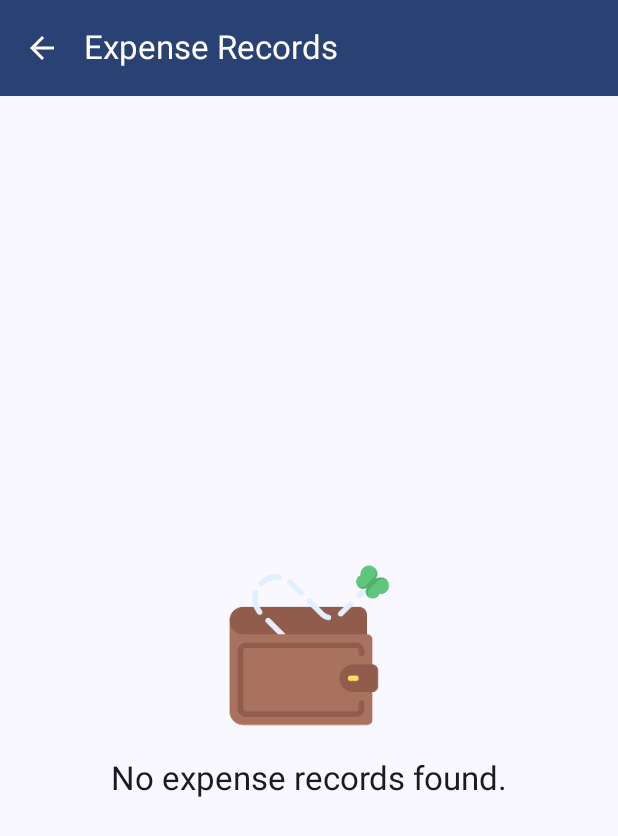
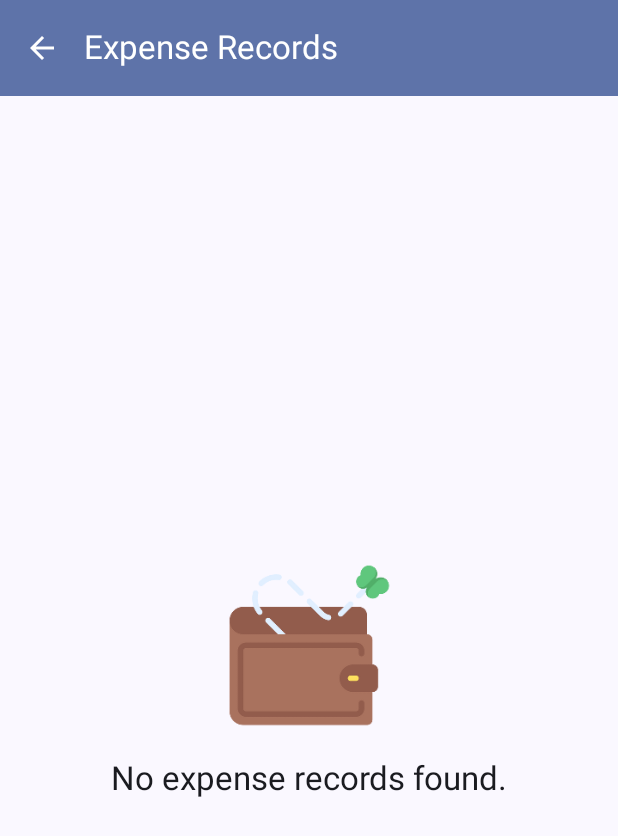
Before and after one commit to pinsensius/Assesment1_0138, an Android app built with Jetpack Compose: the ExpenseListScreen screen opened through its navigation route, on a phone screen of 412 x 824 dp. Shown: the top 836 px of the screen. Run offline under Robolectric (Android 15) with nearby library versions, the light colour scheme and no system bars.

Commit message:
Perubahan warna lagi pada TopBar

```diff
--- a/app/src/main/java/com/boido0138/asesment1_0138/ui/screen/AddExpense.kt
+++ b/app/src/main/java/com/boido0138/asesment1_0138/ui/screen/AddExpense.kt
@@ -50,7 +50,7 @@ fun AddExpenseScreen(navController: NavController) {
                 },
                 title = { Text(text = stringResource(id = R.string.app_name)) },
                 colors = TopAppBarDefaults.mediumTopAppBarColors(
-                    containerColor = MaterialTheme.colorScheme.surfaceTint,
+                    containerColor = MaterialTheme.colorScheme.primaryContainer,
                     titleContentColor = MaterialTheme.colorScheme.onPrimaryContainer
                 )
             )
--- a/app/src/main/java/com/boido0138/asesment1_0138/ui/screen/AddIncome.kt
+++ b/app/src/main/java/com/boido0138/asesment1_0138/ui/screen/AddIncome.kt
@@ -56,7 +56,7 @@ fun AddIncomeScreen(navController: NavController){
                     )
                 },
                 colors = TopAppBarDefaults.mediumTopAppBarColors(
-                    containerColor = MaterialTheme.colorScheme.surfaceTint,
+                    containerColor = MaterialTheme.colorScheme.primaryContainer,
                     titleContentColor = MaterialTheme.colorScheme.onPrimaryContainer
                 )
             )
--- a/app/src/main/java/com/boido0138/asesment1_0138/ui/screen/ExpenseList.kt
+++ b/app/src/main/java/com/boido0138/asesment1_0138/ui/screen/ExpenseList.kt
@@ -57,7 +57,7 @@ fun ExpenseListScreen(navController: NavController) {
                     Text(text = stringResource(id = R.string.expense_list))
                 },
                 colors = TopAppBarDefaults.mediumTopAppBarColors(
-                    containerColor = MaterialTheme.colorScheme.surfaceTint,
+                    containerColor = MaterialTheme.colorScheme.primaryContainer,
                     titleContentColor = MaterialTheme.colorScheme.onPrimaryContainer
                 )
             )
--- a/app/src/main/java/com/boido0138/asesment1_0138/ui/screen/HomeScreen.kt
+++ b/app/src/main/java/com/boido0138/asesment1_0138/ui/screen/HomeScreen.kt
@@ -66,7 +66,7 @@ fun HomeScreen(navController: NavController) {
                     )
                 },
                 colors = TopAppBarDefaults.mediumTopAppBarColors(
-                    containerColor = MaterialTheme.colorScheme.surfaceTint,
+                    containerColor = MaterialTheme.colorScheme.primaryContainer,
                     titleContentColor = MaterialTheme.colorScheme.onPrimaryContainer
                 ),
                 actions = {
--- a/app/src/main/java/com/boido0138/asesment1_0138/ui/screen/IncomeList.kt
+++ b/app/src/main/java/com/boido0138/asesment1_0138/ui/screen/IncomeList.kt
@@ -58,7 +58,7 @@ fun IncomeListScreen(navController: NavController) {
                     Text(text = stringResource(id = R.string.income_list))
                 },
                 colors = TopAppBarDefaults.mediumTopAppBarColors(
-                    containerColor = MaterialTheme.colorScheme.surfaceTint,
+                    containerColor = MaterialTheme.colorScheme.primaryContainer,
                     titleContentColor = MaterialTheme.colorScheme.onPrimaryContainer
                 )
             )
```
